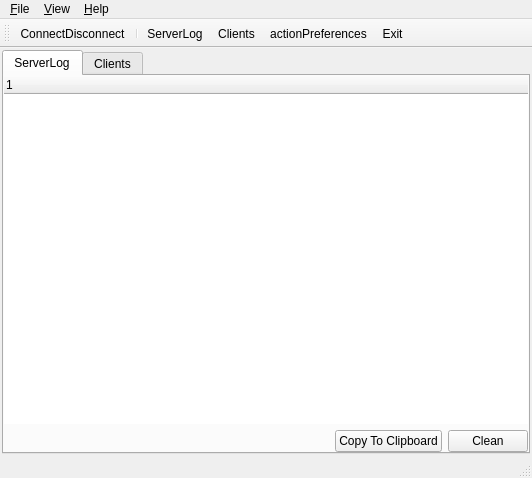
geogeo28/mycrawler-alpha, file src/MyCrawler/MyCrawlerServer/ServerMainWindow.ui: the form before one commit.
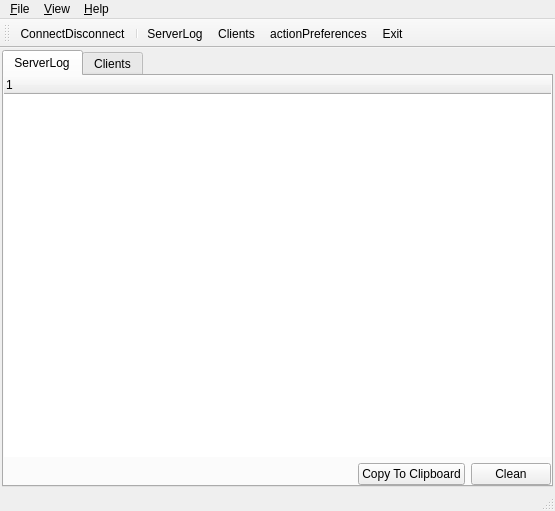
The form after the commit. Icons and pictures are not drawn. Custom widgets are drawn as their Qt base class.

Commit message: / The dynamic property 'mcFormIndex' was renamed to 'FormIndex'.

```diff
--- a/src/MyCrawler/MyCrawlerServer/ServerMainWindow.ui
+++ b/src/MyCrawler/MyCrawlerServer/ServerMainWindow.ui
@@ -7,8 +7,8 @@
    <rect>
     <x>0</x>
     <y>0</y>
-    <width>532</width>
-    <height>478</height>
+    <width>555</width>
+    <height>511</height>
    </rect>
   </property>
   <property name="windowTitle">
@@ -174,7 +174,7 @@
     <rect>
      <x>0</x>
      <y>0</y>
-     <width>532</width>
+     <width>555</width>
      <height>21</height>
     </rect>
    </property>
```
Left out of the diff: 4 changed lines with no effect on the pictures. The commit also changes 1 other file.
